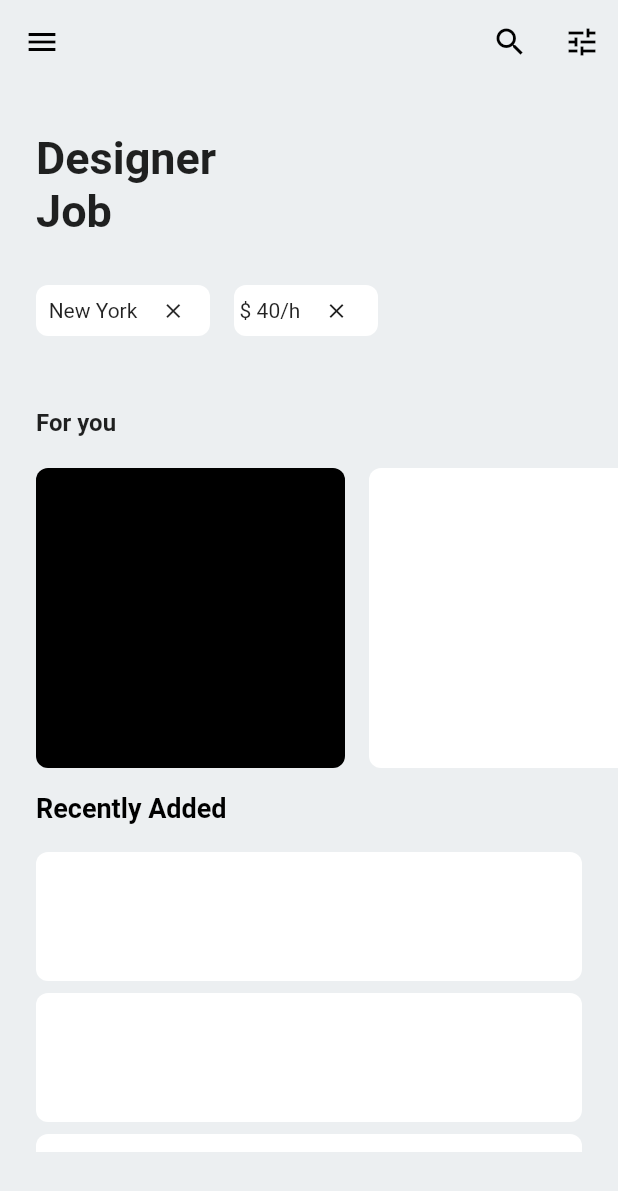
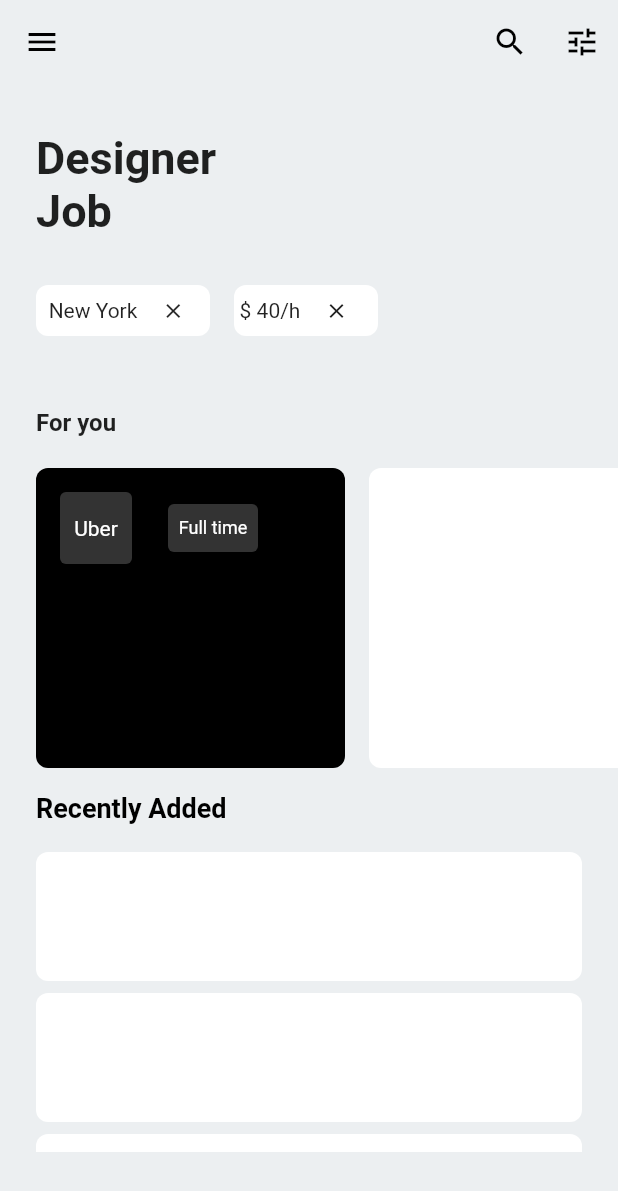
Before and after one commit to JAICHANGPARK/flutter_notebook_the_third_story, a Flutter app: the screen it shows after launch, on a phone screen of 412 x 824 dp. Shown: the top 1191 px of the screen. Run offline on Flutter 3.47's test engine with Material 2 defaults, Android fonts, the phone set to English and light mode, and no system bars; our stand-ins replace badges, dotted_border, fl_chart, google_fonts, page_transition, percent_indicator and 1 more.

Commit message:
Update main_page.dart

```diff
--- a/lib/job_finder_app/main_page.dart
+++ b/lib/job_finder_app/main_page.dart
@@ -148,6 +148,49 @@ class _MainPageState extends State<JopFinderMainPage> {
                           decoration: BoxDecoration(
                               color: Colors.black,
                               borderRadius: BorderRadius.circular(8)),
+                          padding: EdgeInsets.only(left: 16, top: 16),
+                          child: Column(
+                            crossAxisAlignment: CrossAxisAlignment.start,
+                            children: <Widget>[
+                              Row(
+                                children: <Widget>[
+                                  Container(
+                                    height: 48,
+                                    width: 48,
+                                    decoration: BoxDecoration(
+                                      color: Colors.white.withOpacity(0.2),
+                                      borderRadius: BorderRadius.circular(4),
+                                    ),
+                                    child: Center(
+                                      child: Text(
+                                        "Uber",
+                                        style: TextStyle(
+                                          color: Colors.white,
+                                        ),
+                                      ),
+                                    ),
+                                  ),
+                                  SizedBox(
+                                    width: 24,
+                                  ),
+                                  Container(
+                                    height: 32,
+                                    width: 60,
+                                    decoration: BoxDecoration(
+                                        borderRadius: BorderRadius.circular(4),
+                                        color: Colors.white.withOpacity(0.2)),
+                                    child: Center(
+                                      child: Text(
+                                        "Full time",
+                                        style: TextStyle(
+                                            color: Colors.white, fontSize: 12),
+                                      ),
+                                    ),
+                                  ),
+                                ],
+                              )
+                            ],
+                          ),
                         ),
                         Container(
                           width: MediaQuery.of(context).size.width / 2,
```
